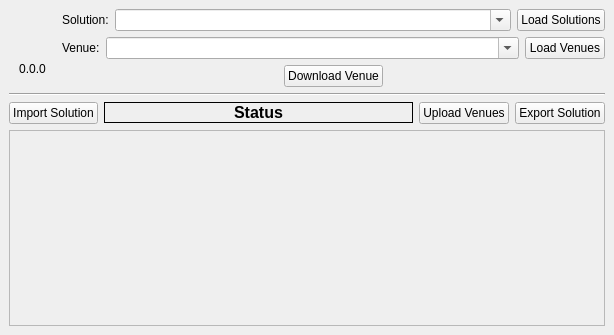
Before: the Qt Designer form mi_companion/gui/main_dock.ui in MapsPeople/mi_companion, drawn with Qt 5.
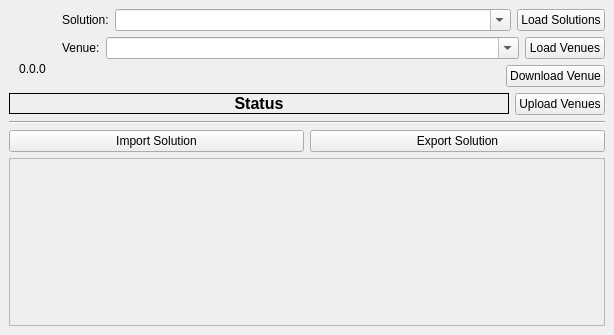
After: the same form once the commit is applied.

```diff
--- a/mi_companion/gui/main_dock.ui
+++ b/mi_companion/gui/main_dock.ui
@@ -29,7 +29,7 @@
                     <verstretch>1</verstretch>
                 </sizepolicy>
             </property>
-            <layout class="QVBoxLayout" name="verticalLayout" stretch="0,0,0,0">
+   <layout class="QVBoxLayout" name="verticalLayout" stretch="0,0,0,0,0">
                 <property name="sizeConstraint">
                     <enum>QLayout::SetMinimumSize</enum>
                 </property>
@@ -171,6 +171,19 @@
                                                 </property>
                                             </spacer>
                                         </item>
+          <item>
+           <spacer name="horizontalSpacer">
+            <property name="orientation">
+             <enum>Qt::Horizontal</enum>
+            </property>
+            <property name="sizeHint" stdset="0">
+             <size>
+              <width>40</width>
+              <height>20</height>
+             </size>
+            </property>
+           </spacer>
+          </item>
                                         <item>
                                             <widget class="QPushButton" name="sync_button">
                                                 <property name="sizePolicy">
@@ -184,19 +197,6 @@
                                                 </property>
                                             </widget>
                                         </item>
-                                        <item>
-                                            <spacer name="horizontalSpacer">
-                                                <property name="orientation">
-                                                    <enum>Qt::Horizontal</enum>
-                                                </property>
-                                                <property name="sizeHint" stdset="0">
-                                                    <size>
-                                                        <width>40</width>
-                                                        <height>20</height>
-                                                    </size>
-                                                </property>
-                                            </spacer>
-                                        </item>
                                     </layout>
                                 </item>
                             </layout>
@@ -204,21 +204,7 @@
                     </layout>
                 </item>
                 <item>
-                    <widget class="Line" name="line">
-                        <property name="orientation">
-                            <enum>Qt::Horizontal</enum>
-                        </property>
-                    </widget>
-                </item>
-                <item>
-                    <layout class="QHBoxLayout" name="sync_layout">
-                        <item>
-                            <widget class="QPushButton" name="import_button">
-                                <property name="text">
-                                    <string>Import Solution</string>
-                                </property>
-                            </widget>
-                        </item>
+     <layout class="QHBoxLayout" name="horizontalLayout_6">
                         <item>
                             <widget class="QLabel" name="changes_label">
                                 <property name="sizePolicy">
@@ -267,6 +253,24 @@
                                 </property>
                             </widget>
                         </item>
+     </layout>
+    </item>
+    <item>
+     <widget class="Line" name="line">
+      <property name="orientation">
+       <enum>Qt::Horizontal</enum>
+      </property>
+     </widget>
+    </item>
+    <item>
+     <layout class="QHBoxLayout" name="sync_layout">
+      <item>
+       <widget class="QPushButton" name="import_button">
+        <property name="text">
+         <string>Import Solution</string>
+        </property>
+       </widget>
+      </item>
                         <item>
                             <widget class="QPushButton" name="export_button">
                                 <property name="text">
@@ -320,8 +324,7 @@
                                     <height>0</height>
                                 </size>
                             </property>
-                            <layout class="QGridLayout" name="entry_point_grid" rowstretch="0"
-                                    columnstretch="0">
+       <layout class="QGridLayout" name="entry_point_grid" rowstretch="0" columnstretch="0">
                                 <property name="sizeConstraint">
                                     <enum>QLayout::SetNoConstraint</enum>
                                 </property>
```
Lines whose indentation alone changed are shown as unchanged.
